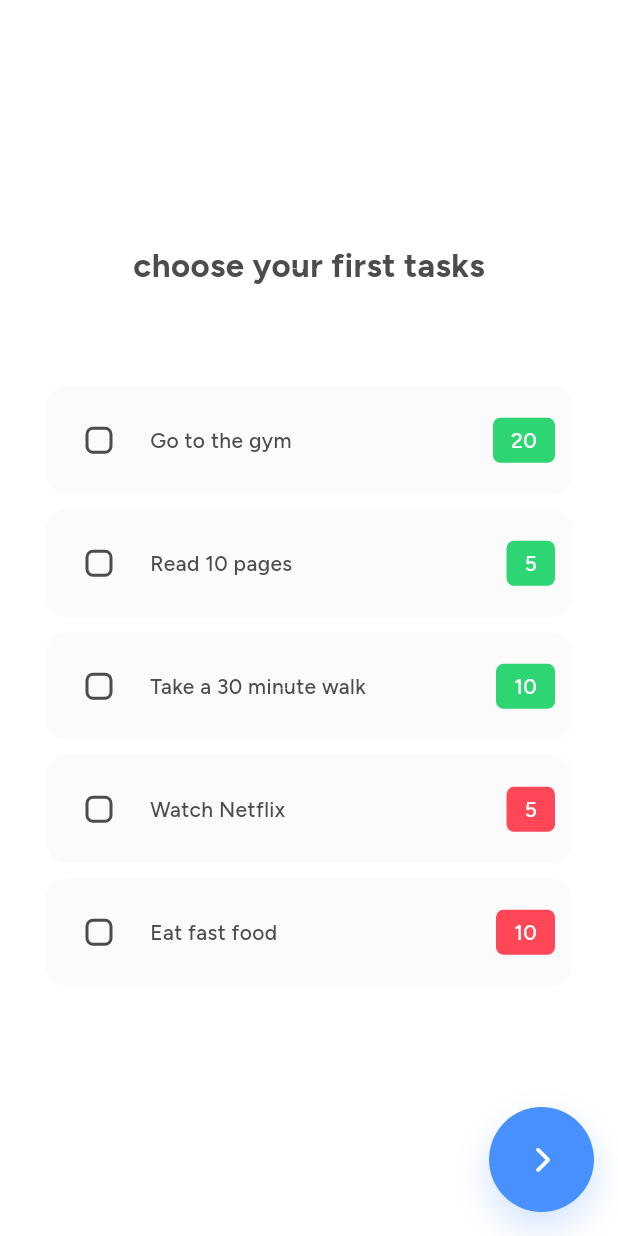
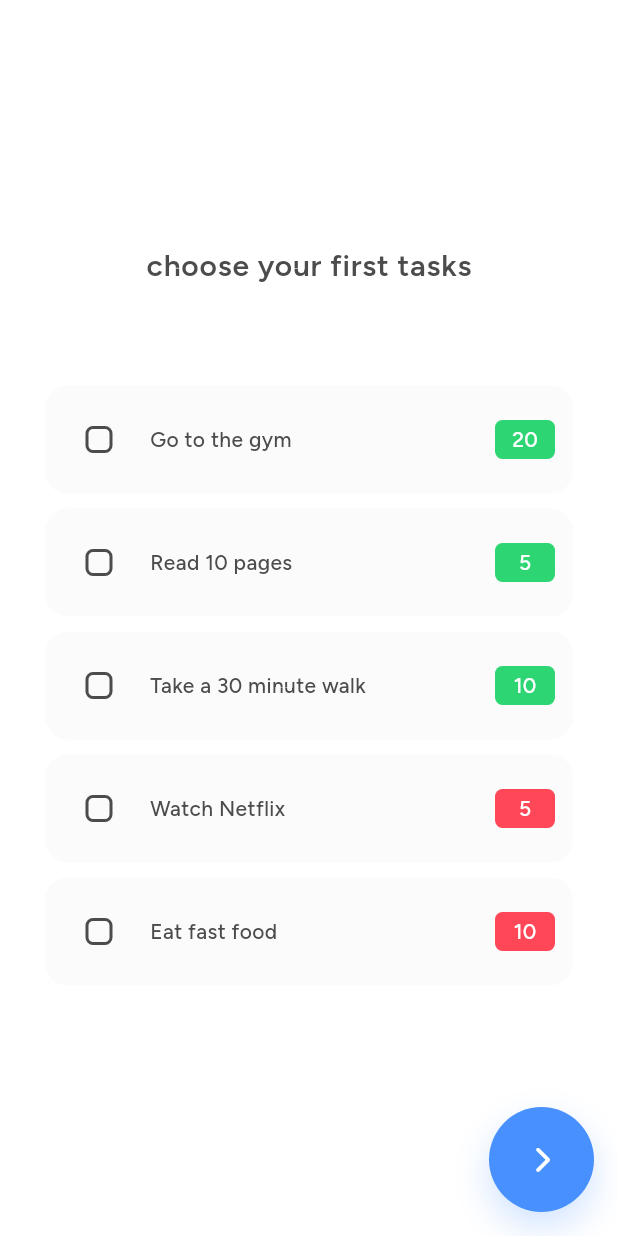
Before and after one commit to Studio-Grosser/gameify, a Flutter app: the screen it shows after launch, on a phone screen of 412 x 824 dp. Run offline on Flutter 3.47's test engine with Material 3 defaults, Android fonts, the phone set to English and light mode, and no system bars; our stand-ins replace font_awesome_flutter, gap, sqflite; accounts and stored records are empty.

Commit message:
remove font file

```diff
--- a/lib/pages/add_task_page.dart
+++ b/lib/pages/add_task_page.dart
@@ -4,7 +4,6 @@ import 'package:flutter/material.dart';
 import 'package:flutter/services.dart';
 import 'package:font_awesome_flutter/font_awesome_flutter.dart';
 import 'package:gameify/models/task.dart';
-import 'package:gameify/utils/font.dart';
 import 'package:gameify/utils/themes.dart';
 import 'package:gameify/widgets/styled_container.dart';
 import 'package:gameify/widgets/styled_fab.dart';
--- a/lib/pages/intro_page.dart
+++ b/lib/pages/intro_page.dart
@@ -1,9 +1,9 @@
 import 'package:flutter/material.dart';
 import 'package:font_awesome_flutter/font_awesome_flutter.dart';
 import 'package:gameify/models/task.dart';
-import 'package:gameify/utils/font.dart';
 import 'package:gameify/widgets/styled_fab.dart';
 import 'package:gameify/widgets/task_display.dart';
+import 'package:gap/gap.dart';
 
 class IntroPage extends StatefulWidget {
   const IntroPage({super.key, required this.onSubmit});
@@ -26,6 +26,7 @@ class _IntroPageState extends State<IntroPage> {
 
   @override
   Widget build(BuildContext context) {
+    ThemeData theme = Theme.of(context);
     return Scaffold(
       floatingActionButton: StyledFab(
         padding: const EdgeInsets.all(0),
@@ -43,8 +44,8 @@ class _IntroPageState extends State<IntroPage> {
         child: Column(
           mainAxisAlignment: MainAxisAlignment.center,
           children: [
-            const Text('choose your first tasks', style: Font.h3),
-            const SizedBox(height: 60),
+            Text('choose your first tasks', style: theme.textTheme.bodyLarge),
+            const Gap(60),
             ...tasks.map((task) => TaskDisplay(
                   task: task,
                   isCompleted: taskIds.contains(task.id),
--- a/lib/pages/main_page.dart
+++ b/lib/pages/main_page.dart
@@ -1,5 +1,4 @@
 import 'dart:async';
-import 'package:fading_edge_scrollview/fading_edge_scrollview.dart';
 import 'package:flutter/cupertino.dart';
 import 'package:flutter/material.dart';
 import 'package:flutter/services.dart';
@@ -11,9 +10,7 @@ import 'package:gameify/database/task_service.dart';
 import 'package:gameify/models/date.dart';
 import 'package:gameify/models/task.dart';
 import 'package:gameify/pages/intro_page.dart';
-import 'package:gameify/utils/font.dart';
 import 'package:gameify/utils/theme_provider.dart';
-import 'package:gameify/utils/themes.dart';
 import 'package:gameify/widgets/custom_date_picker.dart';
 import 'package:gameify/widgets/metric_display.dart';
 import 'package:gameify/widgets/no_task_info.dart';
--- a/lib/utils/font.dart
+++ /dev/null
@@ -1,25 +0,0 @@
-import 'package:flutter/material.dart';
-import 'package:gameify/utils/themes.dart';
-
-class Font {
-  static const TextStyle h1 = TextStyle(
-    fontFamily: 'Figtree',
-    fontWeight: FontWeight.w900,
-    color: Themes.primary,
-    fontSize: 36,
-  );
-
-  static const TextStyle h2 = TextStyle(
-    fontFamily: 'Figtree',
-    fontWeight: FontWeight.w600,
-    color: Themes.primary,
-    fontSize: 32,
-  );
-
-  static const TextStyle h3 = TextStyle(
-    fontFamily: 'Figtree',
-    fontWeight: FontWeight.w700,
-    color: Themes.primary,
-    fontSize: 22,
-  );
-}
--- a/lib/utils/utils.dart
+++ b/lib/utils/utils.dart
@@ -1,7 +1,6 @@
 import 'package:flutter/material.dart';
 import 'package:gameify/models/task.dart';
 import 'package:gameify/widgets/confirm_dialog.dart';
-import 'package:gameify/widgets/task_display.dart';
 import 'package:gameify/widgets/task_dummy.dart';
 
 enum Filter { all, positives, negatives }
--- a/lib/widgets/confirm_dialog.dart
+++ b/lib/widgets/confirm_dialog.dart
@@ -1,6 +1,4 @@
-import 'package:flutter/cupertino.dart';
 import 'package:flutter/material.dart';
-import 'package:gameify/utils/font.dart';
 import 'package:gameify/utils/themes.dart';
 import 'package:gameify/widgets/styled_button.dart';
 import 'package:gap/gap.dart';
--- a/lib/widgets/date_day_display.dart
+++ b/lib/widgets/date_day_display.dart
@@ -1,5 +1,4 @@
 import 'package:flutter/material.dart';
-import 'package:gameify/utils/font.dart';
 import 'package:gameify/utils/themes.dart';
 import 'package:gameify/utils/utils.dart';
 
--- a/lib/widgets/heat_map.dart
+++ b/lib/widgets/heat_map.dart
@@ -1,6 +1,5 @@
 import 'package:flutter/material.dart';
 import 'package:font_awesome_flutter/font_awesome_flutter.dart';
-import 'package:gameify/utils/font.dart';
 import 'package:gameify/utils/themes.dart';
 import 'package:gameify/widgets/date_day_display.dart';
 
--- a/lib/widgets/metric_display.dart
+++ b/lib/widgets/metric_display.dart
@@ -1,5 +1,4 @@
 import 'package:flutter/material.dart';
-import 'package:gameify/utils/font.dart';
 import 'package:gameify/widgets/styled_container.dart';
 
 class MetricDisplay extends StatelessWidget {
--- a/lib/widgets/value_display.dart
+++ b/lib/widgets/value_display.dart
@@ -16,7 +16,8 @@ class ValueDisplay extends StatelessWidget {
   Widget build(BuildContext context) {
     ThemeData theme = Theme.of(context);
     return Container(
-        padding: const EdgeInsets.symmetric(horizontal: 12, vertical: 5),
+        width: 40,
+        padding: const EdgeInsets.symmetric(vertical: 3),
         decoration:
             BoxDecoration(borderRadius: BorderRadius.circular(5), color: color),
         child: Center(
```
